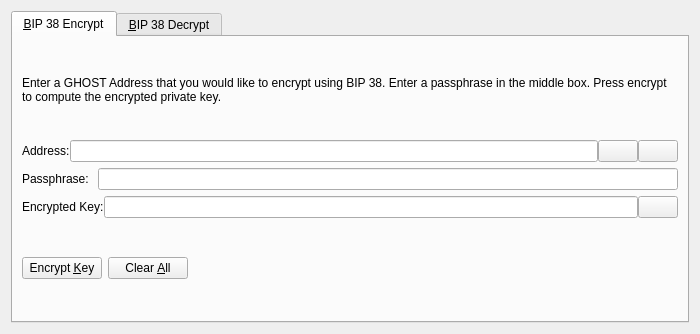
dezzyboy/qt, file forms/bip38tooldialog.ui: the form before one commit.
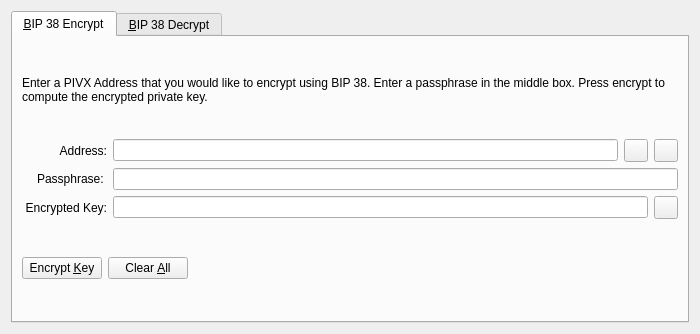
The form after the commit. The open tabs and pages were chosen to show the change. Icons and pictures are not drawn. Custom widgets are drawn as their Qt base class.

Patch:
```diff
--- a/forms/bip38tooldialog.ui
+++ b/forms/bip38tooldialog.ui
@@ -30,7 +30,7 @@
        <item>
         <widget class="QLabel" name="infoLabel_ENC">
          <property name="text">
-          <string>Enter a GHOST Address that you would like to encrypt using BIP 38. Enter a passphrase in the middle box. Press encrypt to compute the encrypted private key.</string>
+          <string>Enter a PIVX Address that you would like to encrypt using BIP 38. Enter a passphrase in the middle box. Press encrypt to compute the encrypted private key.</string>
          </property>
          <property name="textFormat">
           <enum>Qt::PlainText</enum>
@@ -42,11 +42,17 @@
        </item>
        <item>
         <layout class="QHBoxLayout" name="horizontalLayout_1_ENC">
-         <property name="spacing">
-          <number>0</number>
-         </property>
          <item>
           <widget class="QLabel" name="label_5">
+           <property name="alignment">
+            <set>Qt::AlignRight|Qt::AlignTrailing|Qt::AlignVCenter</set>
+           </property>
+           <property name="minimumSize">
+            <size>
+             <width>85</width>
+             <height>0</height>
+            </size>
+           </property>
            <property name="text">
             <string>Address:</string>
            </property>
@@ -60,7 +66,7 @@
           </widget>
          </item>
          <item>
-          <widget class="QPushButton" name="addressBookButton_ENC">
+          <widget class="QToolButton" name="addressBookButton_ENC">
            <property name="toolTip">
             <string>Choose previously used address</string>
            </property>
@@ -74,13 +80,10 @@
            <property name="shortcut">
             <string>Alt+A</string>
            </property>
-           <property name="autoDefault">
-            <bool>false</bool>
-           </property>
           </widget>
          </item>
          <item>
-          <widget class="QPushButton" name="pasteButton_ENC">
+          <widget class="QToolButton" name="pasteButton_ENC">
            <property name="toolTip">
             <string>Paste address from clipboard</string>
            </property>
@@ -94,9 +97,6 @@
            <property name="shortcut">
             <string>Alt+P</string>
            </property>
-           <property name="autoDefault">
-            <bool>false</bool>
-           </property>
           </widget>
          </item>
         </layout>
@@ -105,6 +105,15 @@
         <layout class="QHBoxLayout" name="horizontalLayout_5">
          <item>
           <widget class="QLabel" name="label_6">
+           <property name="alignment">
+            <set>Qt::AlignRight|Qt::AlignTrailing|Qt::AlignVCenter</set>
+           </property>
+           <property name="minimumSize">
+            <size>
+             <width>85</width>
+             <height>0</height>
+            </size>
+           </property>
            <property name="text">
             <string>Passphrase: </string>
            </property>
@@ -121,11 +130,17 @@
        </item>
        <item>
         <layout class="QHBoxLayout" name="horizontalLayout_2_ENC">
-         <property name="spacing">
-          <number>0</number>
-         </property>
          <item>
           <widget class="QLabel" name="encryptedKeyLabel_ENC">
+           <property name="alignment">
+            <set>Qt::AlignRight|Qt::AlignTrailing|Qt::AlignVCenter</set>
+           </property>
+           <property name="minimumSize">
+            <size>
+             <width>85</width>
+             <height>0</height>
+            </size>
+           </property>
            <property name="text">
             <string>Encrypted Key:</string>
            </property>
@@ -147,7 +162,7 @@
           </widget>
          </item>
          <item>
-          <widget class="QPushButton" name="copyKeyButton_ENC">
+          <widget class="QToolButton" name="copyKeyButton_ENC">
            <property name="toolTip">
             <string>Copy the current signature to the system clipboard</string>
            </property>
@@ -158,9 +173,6 @@
             <iconset resource="../GHOST.qrc">
              <normaloff>:/icons/editcopy</normaloff>:/icons/editcopy</iconset>
            </property>
-           <property name="autoDefault">
-            <bool>false</bool>
-           </property>
           </widget>
          </item>
         </layout>
```
Left out of the diff: 66 changed lines with no effect on the pictures.
